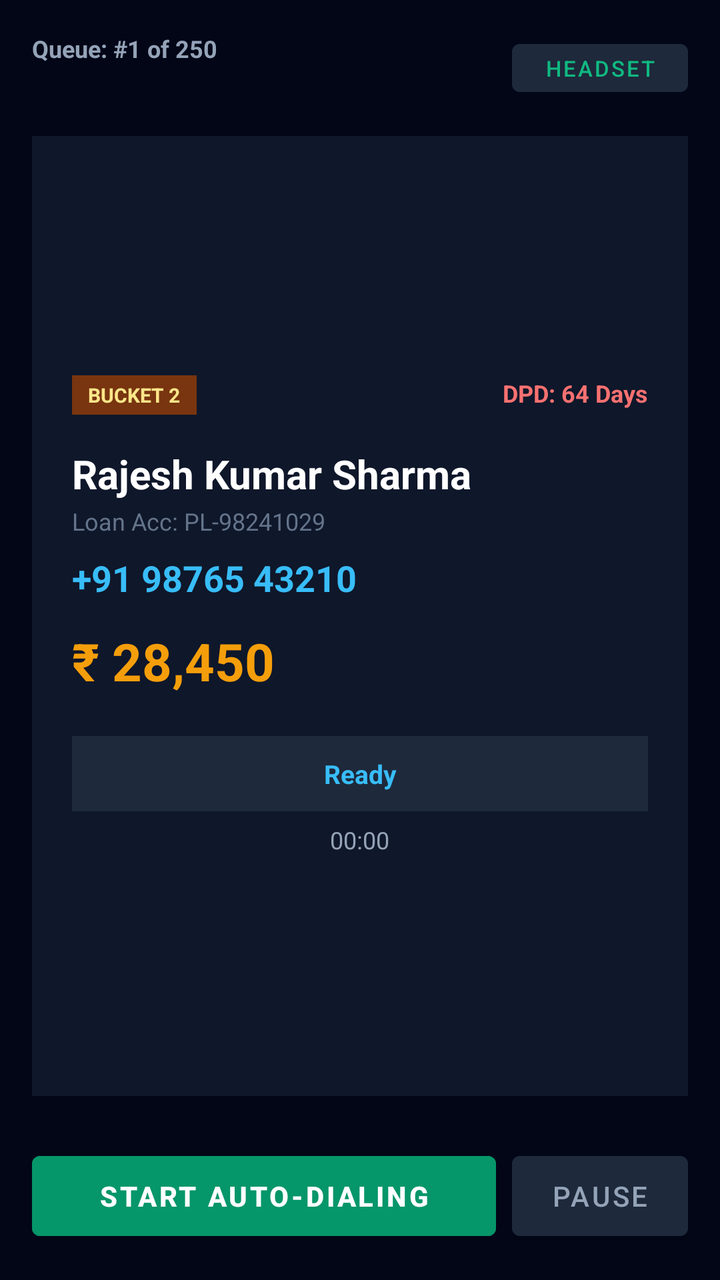
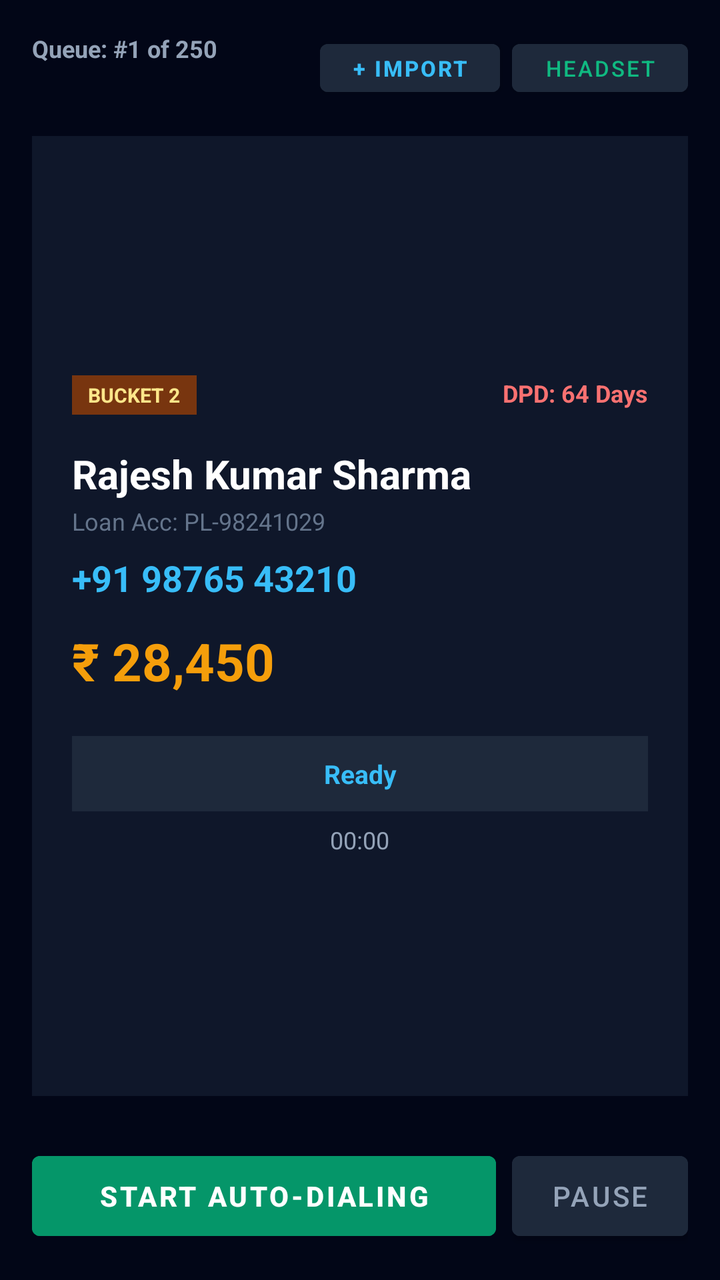

Compare the two renders of this Android layout. The source of the first and the diff that turns it into the second are given below.
<!-- AndroidManifest.xml: application theme Theme.DebtFlowDialer -->
<!-- res/layout/activity_main.xml -->
<?xml version="1.0" encoding="utf-8"?>
<FrameLayout xmlns:android="http://schemas.android.com/apk/res/android"
    android:layout_width="match_parent"
    android:layout_height="match_parent"
    android:background="#020617">

    
    <LinearLayout
        android:id="@+id/layoutLocked"
        android:layout_width="match_parent"
        android:layout_height="match_parent"
        android:background="#0F172A"
        android:gravity="center"
        android:orientation="vertical"
        android:padding="32dp"
        android:visibility="gone">

        <TextView
            android:layout_width="wrap_content"
            android:layout_height="wrap_content"
            android:text="ACCESS REVOKED"
            android:textColor="#EF4444"
            android:textSize="24sp"
            android:textStyle="bold" />

        <TextView
            android:id="@+id/tvLockReason"
            android:layout_width="wrap_content"
            android:layout_height="wrap_content"
            android:layout_marginTop="16dp"
            android:gravity="center"
            android:text="This APK is deactivated by Super Administrator. Local records wiped."
            android:textColor="#94A3B8"
            android:textSize="14sp" />
    </LinearLayout>

    
    <LinearLayout
        android:id="@+id/layoutLogin"
        android:layout_width="match_parent"
        android:layout_height="match_parent"
        android:gravity="center"
        android:orientation="vertical"
        android:padding="28dp"
        android:visibility="gone">

        <TextView
            android:layout_width="wrap_content"
            android:layout_height="wrap_content"
            android:text="DebtFlow Dialer"
            android:textColor="#38BDF8"
            android:textSize="26sp"
            android:textStyle="bold" />

        <TextView
            android:layout_width="wrap_content"
            android:layout_height="wrap_content"
            android:layout_marginTop="6dp"
            android:text="Telecaller Device Authentication"
            android:textColor="#64748B"
            android:textSize="13sp" />

        <EditText
            android:id="@+id/etAgentCode"
            android:layout_width="match_parent"
            android:layout_height="48dp"
            android:layout_marginTop="32dp"
            android:background="#0F172A"
            android:hint="Agent ID (e.g. AGT001)"
            android:paddingHorizontal="16dp"
            android:textColor="#F8FAFC"
            android:textColorHint="#475569"
            android:textSize="14sp" />

        <EditText
            android:id="@+id/etAgentPassword"
            android:layout_width="match_parent"
            android:layout_height="48dp"
            android:layout_marginTop="12dp"
            android:background="#0F172A"
            android:hint="Password"
            android:inputType="textPassword"
            android:paddingHorizontal="16dp"
            android:textColor="#F8FAFC"
            android:textColorHint="#475569"
            android:textSize="14sp" />

        <Button
            android:id="@+id/btnLoginSubmit"
            android:layout_width="match_parent"
            android:layout_height="50dp"
            android:layout_marginTop="24dp"
            android:backgroundTint="#2563EB"
            android:text="Authorize &amp; Bind Phone"
            android:textColor="#FFFFFF"
            android:textStyle="bold" />
    </LinearLayout>

    
    <LinearLayout
        android:id="@+id/layoutDialer"
        android:layout_width="match_parent"
        android:layout_height="match_parent"
        android:orientation="vertical"
        android:padding="16dp"
        android:visibility="visible">

        
        <RelativeLayout
            android:layout_width="match_parent"
            android:layout_height="wrap_content">

            <TextView
                android:id="@+id/tvQueueProgress"
                android:layout_width="wrap_content"
                android:layout_height="wrap_content"
                android:text="Queue: #1 of 250"
                android:textColor="#94A3B8"
                android:textSize="12sp"
                android:textStyle="bold" />

            <Button
                android:id="@+id/btnAudioToggle"
                android:layout_width="wrap_content"
                android:layout_height="36dp"
                android:layout_alignParentEnd="true"
                android:backgroundTint="#1E293B"
                android:text="HEADSET"
                android:textColor="#10B981"
                android:textSize="11sp" />
        </RelativeLayout>

        
        <LinearLayout
            android:layout_width="match_parent"
            android:layout_height="0dp"
            android:layout_marginVertical="16dp"
            android:layout_weight="1"
            android:background="#0F172A"
            android:gravity="center_vertical"
            android:orientation="vertical"
            android:padding="20dp">

            <LinearLayout
                android:layout_width="match_parent"
                android:layout_height="wrap_content"
                android:orientation="horizontal">

                <TextView
                    android:id="@+id/tvBucket"
                    android:layout_width="wrap_content"
                    android:layout_height="wrap_content"
                    android:background="#78350F"
                    android:paddingHorizontal="8dp"
                    android:paddingVertical="3dp"
                    android:text="BUCKET 2"
                    android:textColor="#FDE68A"
                    android:textSize="10sp"
                    android:textStyle="bold" />

                <View
                    android:layout_width="0dp"
                    android:layout_height="0dp"
                    android:layout_weight="1" />

                <TextView
                    android:id="@+id/tvDpd"
                    android:layout_width="wrap_content"
                    android:layout_height="wrap_content"
                    android:text="DPD: 64 Days"
                    android:textColor="#F87171"
                    android:textSize="12sp"
                    android:textStyle="bold" />
            </LinearLayout>

            <TextView
                android:id="@+id/tvDebtorName"
                android:layout_width="wrap_content"
                android:layout_height="wrap_content"
                android:layout_marginTop="16dp"
                android:text="Rajesh Kumar Sharma"
                android:textColor="#FFFFFF"
                android:textSize="20sp"
                android:textStyle="bold" />

            <TextView
                android:id="@+id/tvLoanAcc"
                android:layout_width="wrap_content"
                android:layout_height="wrap_content"
                android:layout_marginTop="2dp"
                android:text="Loan Acc: PL-98241029"
                android:textColor="#64748B"
                android:textSize="12sp" />

            <TextView
                android:id="@+id/tvPhone"
                android:layout_width="wrap_content"
                android:layout_height="wrap_content"
                android:layout_marginTop="8dp"
                android:text="+91 98765 43210"
                android:textColor="#38BDF8"
                android:textSize="18sp"
                android:textStyle="bold" />

            <TextView
                android:id="@+id/tvOverdue"
                android:layout_width="wrap_content"
                android:layout_height="wrap_content"
                android:layout_marginTop="12dp"
                android:text="₹ 28,450"
                android:textColor="#F59E0B"
                android:textSize="26sp"
                android:textStyle="bold" />

            
            <TextView
                android:id="@+id/tvCallStatus"
                android:layout_width="match_parent"
                android:layout_height="wrap_content"
                android:layout_marginTop="20dp"
                android:background="#1E293B"
                android:gravity="center"
                android:padding="10dp"
                android:text="Ready"
                android:textColor="#38BDF8"
                android:textSize="13sp"
                android:textStyle="bold" />

            <TextView
                android:id="@+id/tvCallTimer"
                android:layout_width="wrap_content"
                android:layout_height="wrap_content"
                android:layout_gravity="center"
                android:layout_marginTop="6dp"
                android:text="00:00"
                android:textColor="#94A3B8"
                android:textSize="12sp" />
        </LinearLayout>

        
        <LinearLayout
            android:id="@+id/layoutDispositions"
            android:layout_width="match_parent"
            android:layout_height="wrap_content"
            android:orientation="vertical"
            android:visibility="gone">

            <TextView
                android:layout_width="wrap_content"
                android:layout_height="wrap_content"
                android:layout_gravity="center"
                android:layout_marginBottom="6dp"
                android:text="TAG OUTCOME"
                android:textColor="#94A3B8"
                android:textSize="10sp"
                android:textStyle="bold" />

            <GridLayout
                android:layout_width="match_parent"
                android:layout_height="wrap_content"
                android:columnCount="3"
                android:rowCount="2">

                <Button
                    android:id="@+id/btnDispPtp"
                    android:layout_width="0dp"
                    android:layout_height="44dp"
                    android:layout_columnWeight="1"
                    android:layout_margin="2dp"
                    android:backgroundTint="#059669"
                    android:text="PTP"
                    android:textSize="11sp"
                    android:textStyle="bold" />

                <Button
                    android:id="@+id/btnDispBrokenPtp"
                    android:layout_width="0dp"
                    android:layout_height="44dp"
                    android:layout_columnWeight="1"
                    android:layout_margin="2dp"
                    android:backgroundTint="#D97706"
                    android:text="Broken PTP"
                    android:textSize="11sp"
                    android:textStyle="bold" />

                <Button
                    android:id="@+id/btnDispPaid"
                    android:layout_width="0dp"
                    android:layout_height="44dp"
                    android:layout_columnWeight="1"
                    android:layout_margin="2dp"
                    android:backgroundTint="#2563EB"
                    android:text="Paid"
                    android:textSize="11sp"
                    android:textStyle="bold" />

                <Button
                    android:id="@+id/btnDispRnr"
                    android:layout_width="0dp"
                    android:layout_height="44dp"
                    android:layout_columnWeight="1"
                    android:layout_margin="2dp"
                    android:backgroundTint="#334155"
                    android:text="RNR"
                    android:textSize="11sp"
                    android:textStyle="bold" />

                <Button
                    android:id="@+id/btnDispBusy"
                    android:layout_width="0dp"
                    android:layout_height="44dp"
                    android:layout_columnWeight="1"
                    android:layout_margin="2dp"
                    android:backgroundTint="#334155"
                    android:text="Busy/Off"
                    android:textSize="11sp"
                    android:textStyle="bold" />

                <Button
                    android:id="@+id/btnDispWrong"
                    android:layout_width="0dp"
                    android:layout_height="44dp"
                    android:layout_columnWeight="1"
                    android:layout_margin="2dp"
                    android:backgroundTint="#DC2626"
                    android:text="Wrong #"
                    android:textSize="11sp"
                    android:textStyle="bold" />
            </GridLayout>
        </LinearLayout>

        
        <LinearLayout
            android:layout_width="match_parent"
            android:layout_height="wrap_content"
            android:layout_marginTop="8dp"
            android:orientation="horizontal">

            <Button
                android:id="@+id/btnStartDial"
                android:layout_width="0dp"
                android:layout_height="52dp"
                android:layout_weight="1"
                android:backgroundTint="#059669"
                android:text="Start Auto-Dialing"
                android:textColor="#FFFFFF"
                android:textSize="14sp"
                android:textStyle="bold" />

            <Button
                android:id="@+id/btnPause"
                android:layout_width="wrap_content"
                android:layout_height="52dp"
                android:layout_marginStart="8dp"
                android:backgroundTint="#1E293B"
                android:text="Pause"
                android:textColor="#94A3B8" />
        </LinearLayout>
    </LinearLayout>

</FrameLayout>
<!-- resources referenced by this layout -->
<resources>
  <style name="Theme.DebtFlowDialer" parent="Theme.MaterialComponents.DayNight.NoActionBar">
          <item name="colorPrimary">#2563EB</item>
          <item name="colorPrimaryVariant">#1D4ED8</item>
          <item name="colorOnPrimary">#FFFFFF</item>
          <item name="android:statusBarColor">#0F172A</item>
          <item name="android:navigationBarColor">#020617</item>
      </style>
</resources>

<!-- the commit's change to res/layout/activity_main.xml (unified diff, before → after) -->
@@ -119,15 +119,32 @@
                 android:textSize="12sp"
                 android:textStyle="bold" />
 
-            <Button
-                android:id="@+id/btnAudioToggle"
-                android:layout_width="wrap_content"
-                android:layout_height="36dp"
+            <LinearLayout
+                android:layout_width="wrap_content"
+                android:layout_height="wrap_content"
                 android:layout_alignParentEnd="true"
-                android:backgroundTint="#1E293B"
-                android:text="HEADSET"
-                android:textColor="#10B981"
-                android:textSize="11sp" />
+                android:orientation="horizontal">
+
+                <Button
+                    android:id="@+id/btnAgentImport"
+                    android:layout_width="wrap_content"
+                    android:layout_height="36dp"
+                    android:layout_marginEnd="6dp"
+                    android:backgroundTint="#1E293B"
+                    android:text="+ IMPORT"
+                    android:textColor="#38BDF8"
+                    android:textSize="11sp"
+                    android:textStyle="bold" />
+
+                <Button
+                    android:id="@+id/btnAudioToggle"
+                    android:layout_width="wrap_content"
+                    android:layout_height="36dp"
+                    android:backgroundTint="#1E293B"
+                    android:text="HEADSET"
+                    android:textColor="#10B981"
+                    android:textSize="11sp" />
+            </LinearLayout>
         </RelativeLayout>
 
         
